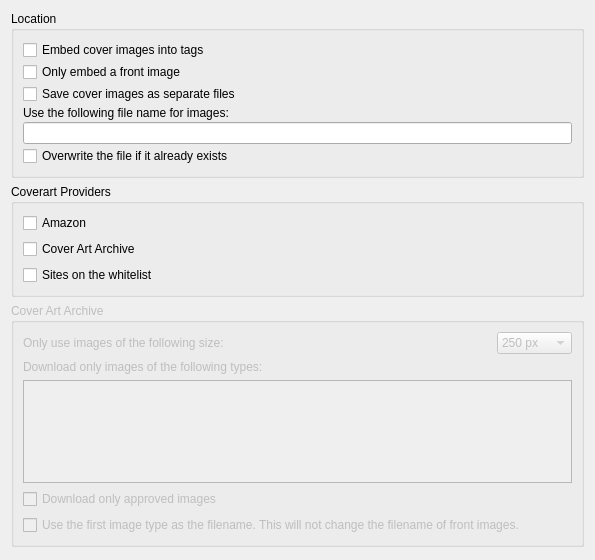
Old version of the form ui/options_cover.ui in the repository metabrainz/picard.
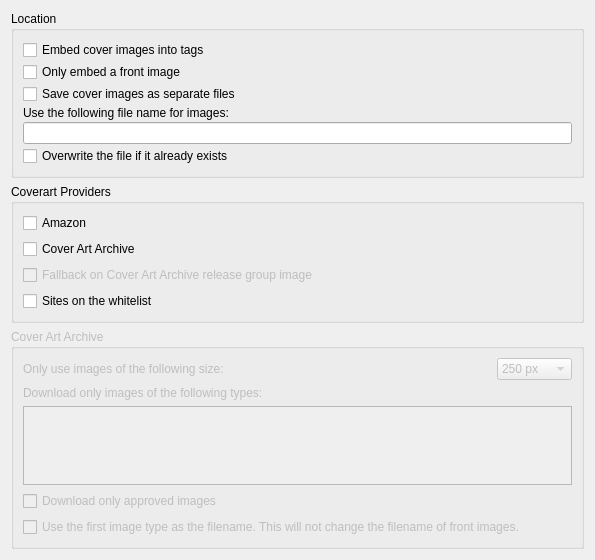
New version of the form.

Commit message:
PICARD-418: fallback to using release group cover
It adds the option to use release group cover art from CAA.
It is required to enable CAA and release group fallback is disabled by default

What changed in the file:
```diff
--- a/ui/options_cover.ui
+++ b/ui/options_cover.ui
@@ -84,6 +84,16 @@
         </property>
        </widget>
       </item>
+      <item>
+	  <widget class="QCheckBox" name="caprovider_caa_release_group">
+        <property name="enabled">
+         <bool>false</bool>
+        </property>
+        <property name="text">
+         <string>Fallback on Cover Art Archive release group image</string>
+        </property>
+       </widget>
+      </item>
       <item>
        <widget class="QCheckBox" name="caprovider_whitelist">
         <property name="text">
```
Left out of the diff: 1 changed line with no effect on the pictures. The commit also changes 4 other files.
